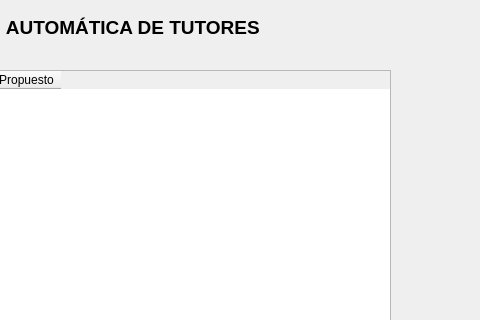
Old version of the form mainwindow.ui in the repository CarlosMontero04/equipo301; both pictures show x 320 to 800 and y 0 to 320 of the 800 by 600 pixel window.
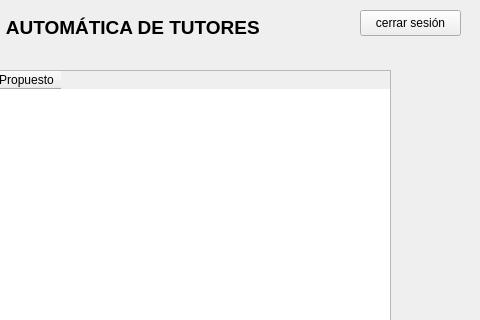
New version of the form.

```diff
--- a/mainwindow.ui
+++ b/mainwindow.ui
@@ -87,6 +87,19 @@
      <string>CONFIRMAR Y GUARDAR</string>
     </property>
    </widget>
+   <widget class="QPushButton" name="btnCerrarSesion">
+    <property name="geometry">
+     <rect>
+      <x>680</x>
+      <y>10</y>
+      <width>101</width>
+      <height>26</height>
+     </rect>
+    </property>
+    <property name="text">
+     <string>cerrar sesión</string>
+    </property>
+   </widget>
    <zorder>tablaAsignaciones</zorder>
    <zorder>label</zorder>
    <zorder>btnCalcular</zorder>
```
Left out of the diff: 1 changed line with no effect on the pictures.
